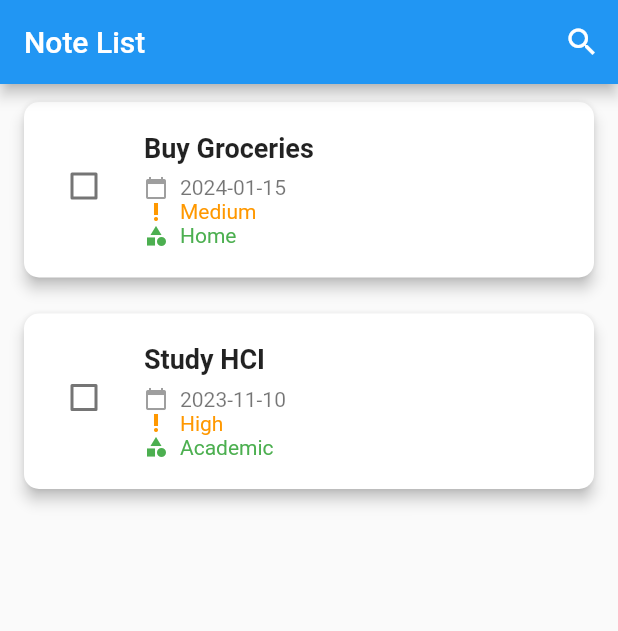
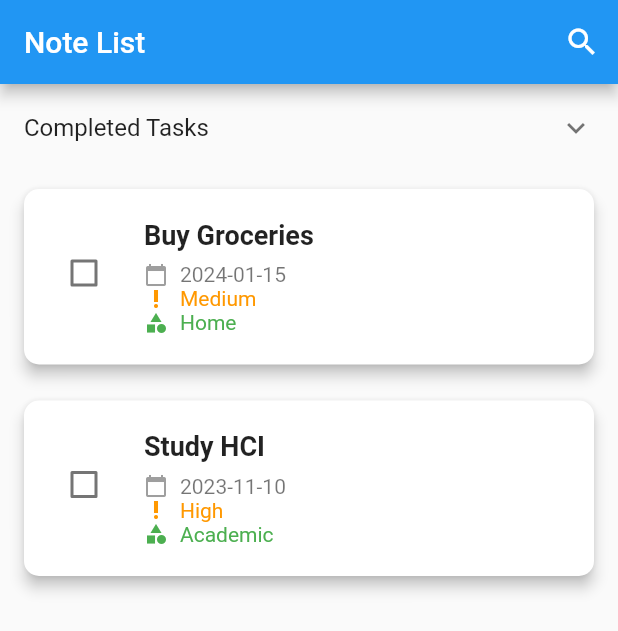
Before and after one commit to mudheerakariyawasam/to-do-app, a Flutter app: the screen it shows after launch, on a phone screen of 412 x 824 dp. Shown: the top 631 px of the screen. Run offline on Flutter 3.47's test engine with Material 2 defaults, Android fonts, the phone set to English and light mode, and no system bars; our stand-ins replace animate_do, file_picker, fluttericon.

Commit message:
Mark as completed UI done

```diff
--- a/lib/pages/managetasks_page.dart
+++ b/lib/pages/managetasks_page.dart
@@ -90,15 +90,82 @@ class _NoteListViewState extends State<NoteListView> {
   }
 
   void _editNote(BuildContext context, Note note) {
-    // ... (your existing edit note logic)
+    // add
   }
 
   @override
   Widget build(BuildContext context) {
-    return ListView.builder(
-      itemCount: sampleNotes.length,
-      itemBuilder: (context, index) {
-        return Card(
+    List<Widget> completedTasksWidgets = [];
+    List<Widget> activeTasksWidgets = [];
+
+    for (int index = 0; index < sampleNotes.length; index++) {
+      if (_completedTasks[index]) {
+        completedTasksWidgets.add(Card(
+          elevation: 4,
+          margin: EdgeInsets.symmetric(horizontal: 16, vertical: 12),
+          shape: RoundedRectangleBorder(
+            borderRadius: BorderRadius.circular(10),
+          ),
+          child: ListTile(
+            contentPadding: EdgeInsets.all(16),
+            title: Text(
+              sampleNotes[index].title,
+              style: TextStyle(
+                fontSize: 18,
+                fontWeight: FontWeight.bold,
+                color: Colors.grey, // Grey out completed tasks
+                decoration: TextDecoration.lineThrough,
+              ),
+            ),
+            subtitle: Column(
+              crossAxisAlignment: CrossAxisAlignment.start,
+              children: <Widget>[
+                SizedBox(height: 8),
+                Row(
+                  children: [
+                    Icon(
+                      Icons.calendar_today,
+                      size: 16,
+                      color: Colors.grey,
+                    ),
+                    SizedBox(width: 8),
+                    Text(sampleNotes[index].dueDate),
+                  ],
+                ),
+                Row(
+                  children: [
+                    Icon(
+                      Icons.priority_high,
+                      size: 16,
+                      color: Colors.orange,
+                    ),
+                    SizedBox(width: 8),
+                    Text(
+                      '${_getPriorityText(sampleNotes[index].priority)}',
+                      style: TextStyle(color: Colors.orange),
+                    ),
+                  ],
+                ),
+                Row(
+                  children: [
+                    Icon(
+                      Icons.category,
+                      size: 16,
+                      color: Colors.green,
+                    ),
+                    SizedBox(width: 8),
+                    Text(
+                      '${sampleNotes[index].category}',
+                      style: TextStyle(color: Colors.green),
+                    ),
+                  ],
+                ),
+              ],
+            ),
+          ),
+        ));
+      } else {
+        activeTasksWidgets.add(Card(
           elevation: 4,
           margin: EdgeInsets.symmetric(horizontal: 16, vertical: 12),
           shape: RoundedRectangleBorder(
@@ -119,8 +186,6 @@ class _NoteListViewState extends State<NoteListView> {
               style: TextStyle(
                 fontSize: 18,
                 fontWeight: FontWeight.bold,
-                decoration:
-                    _completedTasks[index] ? TextDecoration.lineThrough : null,
               ),
             ),
             subtitle: Column(
@@ -172,8 +237,18 @@ class _NoteListViewState extends State<NoteListView> {
               _editNote(context, sampleNotes[index]);
             },
           ),
-        );
-      },
+        ));
+      }
+    }
+
+    return ListView(
+      children: [
+        ExpansionTile(
+          title: Text('Completed Tasks'),
+          children: completedTasksWidgets,
+        ),
+        ...activeTasksWidgets,
+      ],
     );
   }
 }
```
